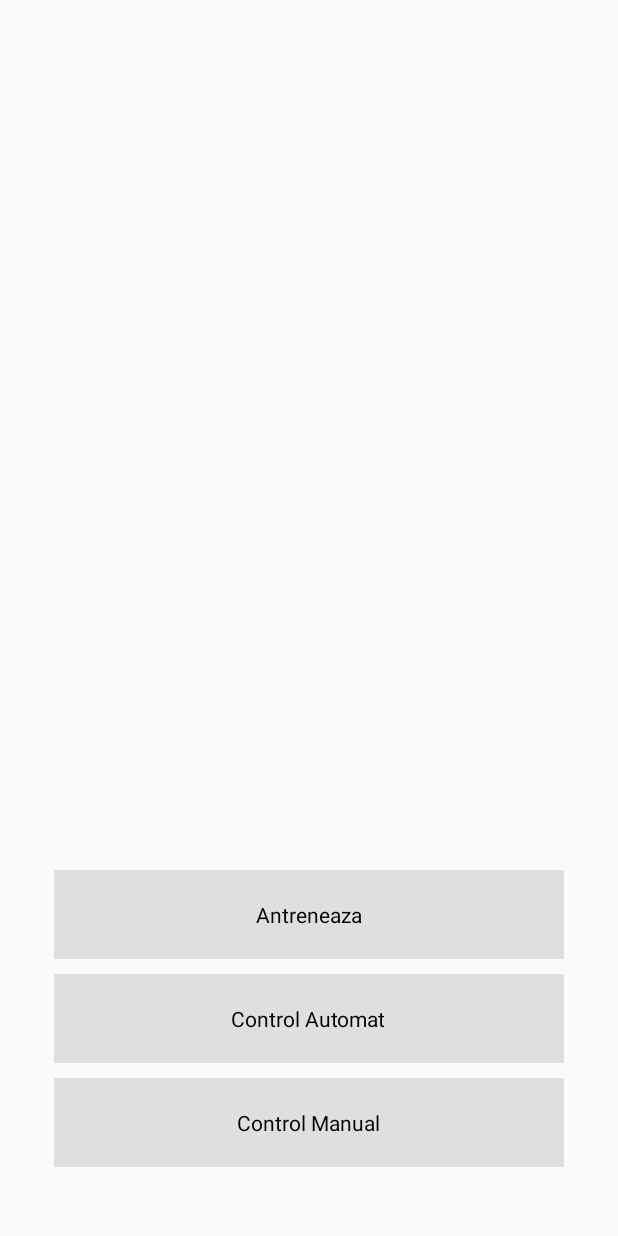
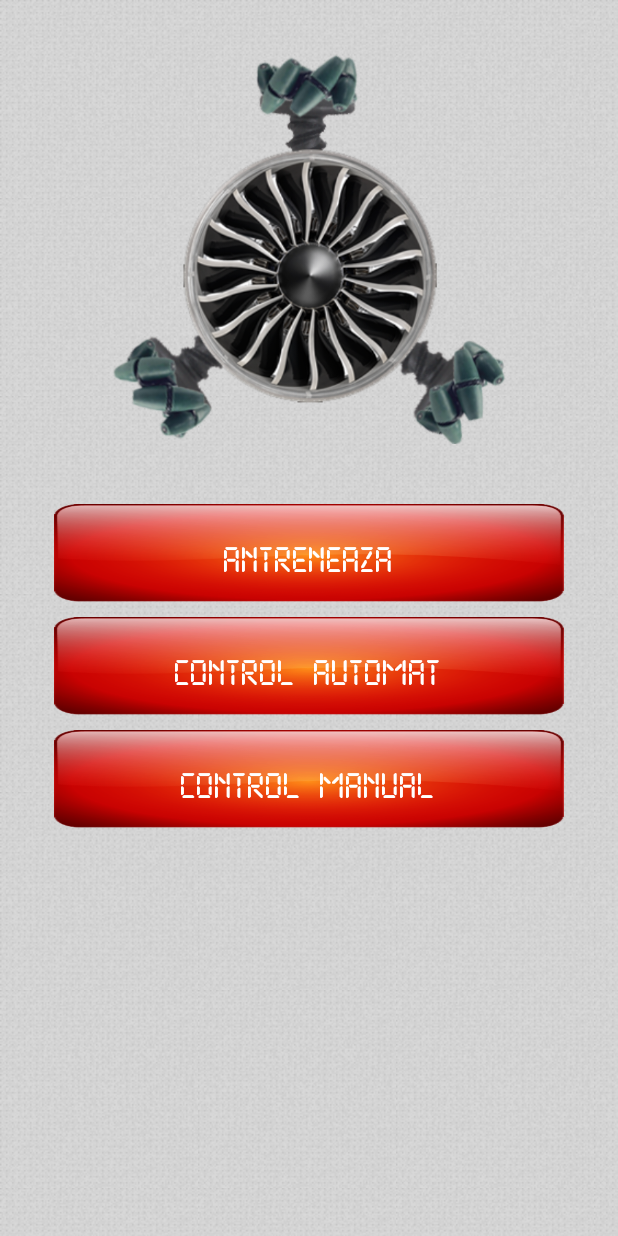
Before and after one commit to alexnix/neuroevolution-android-game, an Android app: the screen it shows after launch (MenuActivity), on a phone screen of 412 x 824 dp. Run offline under Robolectric (Android 15) with nearby library versions, the phone set to English and light mode, and no system bars.

Commit message:
improved menu design

```diff
--- a/app/src/main/java/com/neuroevolution/robot/simulation/MenuActivity.java
+++ b/app/src/main/java/com/neuroevolution/robot/simulation/MenuActivity.java
@@ -1,9 +1,13 @@
 package com.neuroevolution.robot.simulation;
 
 import android.content.Intent;
+import android.graphics.Typeface;
 import android.support.v7.app.AppCompatActivity;
 import android.os.Bundle;
 import android.view.View;
+import android.widget.Button;
+import android.widget.LinearLayout;
+import android.widget.TextView;
 
 public class MenuActivity extends AppCompatActivity {
 
@@ -15,6 +19,16 @@ public class MenuActivity extends AppCompatActivity {
     protected void onCreate(Bundle savedInstanceState) {
         super.onCreate(savedInstanceState);
         setContentView(R.layout.activity_menu);
+
+        TextView b1 = (TextView) findViewById(R.id.button1);
+        TextView b2 = (TextView) findViewById(R.id.button2);
+        TextView b3 = (TextView) findViewById(R.id.button3);
+
+        Typeface tf = Typeface.createFromAsset(getAssets(), "fonts/display_font.otf");
+
+        b1.setTypeface(tf);
+        b2.setTypeface(tf);
+        b3.setTypeface(tf);
     }
 
     public void antreneaza(View view) {
@@ -29,7 +43,7 @@ public class MenuActivity extends AppCompatActivity {
     }
 
     public void control_manual(View view) {
-        Intent i = new Intent(this, ManualControlActivity.class);
+        Intent i = new Intent(this, DeviceList_Activity.class);
         i.putExtra(NEXT_ACTIVITY, MANUAL_CONTROL_ACTIVITY);
         startActivity(i);
     }
--- /dev/null
+++ b/app/src/main/res/drawable/bgpattern.xml
@@ -0,0 +1,4 @@
+<?xml version="1.0" encoding="utf-8"?>
+<bitmap xmlns:android="http://schemas.android.com/apk/res/android"
+    android:src="@drawable/squared_metal"
+    android:tileMode="repeat" />
--- a/app/src/main/res/layout/activity_menu.xml
+++ b/app/src/main/res/layout/activity_menu.xml
@@ -8,15 +8,18 @@
     android:paddingLeft="@dimen/activity_horizontal_margin"
     android:paddingRight="@dimen/activity_horizontal_margin"
     android:paddingTop="@dimen/activity_vertical_margin"
+    android:background="@drawable/bgpattern"
     tools:context="com.neuroevolution.robot.simulation.MenuActivity">
 
     <ImageView
         android:id="@+id/logo"
+        android:src="@drawable/robot"
+        android:padding="20dp"
         android:layout_width="match_parent"
-        android:layout_height="wrap_content" />
+        android:layout_height="300dp" />
 
     <LinearLayout
-        android:layout_alignParentBottom="true"
+        android:layout_below="@id/logo"
         android:layout_width="match_parent"
         android:layout_height="wrap_content"
         android:orientation="vertical"
@@ -25,46 +28,52 @@
         <LinearLayout
             android:onClick="antreneaza"
             android:layout_width="match_parent"
-            android:layout_height="wrap_content"
+            android:layout_height="65dp"
             android:padding="20dp"
-            android:background="#dfdfdf"
+            android:background="@drawable/glossy_btn"
             android:gravity="center"
             android:layout_marginBottom="10dp">
             <TextView
+                android:id="@+id/button1"
                 android:layout_width="wrap_content"
                 android:layout_height="wrap_content"
                 android:text="Antreneaza"
-                android:textColor="#000"/>
+                android:textColor="#fff"
+                android:textSize="20dp"/>
         </LinearLayout>
 
         <LinearLayout
             android:onClick="control_automat"
             android:layout_width="match_parent"
-            android:layout_height="wrap_content"
+            android:layout_height="65dp"
             android:padding="20dp"
-            android:background="#dfdfdf"
+            android:background="@drawable/glossy_btn"
             android:gravity="center"
             android:layout_marginBottom="10dp">
             <TextView
+                android:id="@+id/button2"
                 android:layout_width="wrap_content"
                 android:layout_height="wrap_content"
                 android:text="Control Automat"
-                android:textColor="#000"/>
+                android:textColor="#fff"
+                android:textSize="20dp"/>
         </LinearLayout>
 
         <LinearLayout
             android:onClick="control_manual"
             android:layout_width="match_parent"
-            android:layout_height="wrap_content"
+            android:layout_height="65dp"
             android:padding="20dp"
-            android:background="#dfdfdf"
+            android:background="@drawable/glossy_btn"
             android:gravity="center"
             android:layout_marginBottom="10dp">
             <TextView
+                android:id="@+id/button3"
                 android:layout_width="wrap_content"
                 android:layout_height="wrap_content"
                 android:text="Control Manual"
-                android:textColor="#000"/>
+                android:textColor="#fff"
+                android:textSize="20dp"/>
         </LinearLayout>
 
     </LinearLayout>
```
Also changed, not shown: app/src/main/assets/fonts/display_font.otf (added), app/src/main/res/drawable/glossy_btn.png (added), app/src/main/res/drawable/robot.png (added), app/src/main/res/drawable/squared_metal.png (added).
